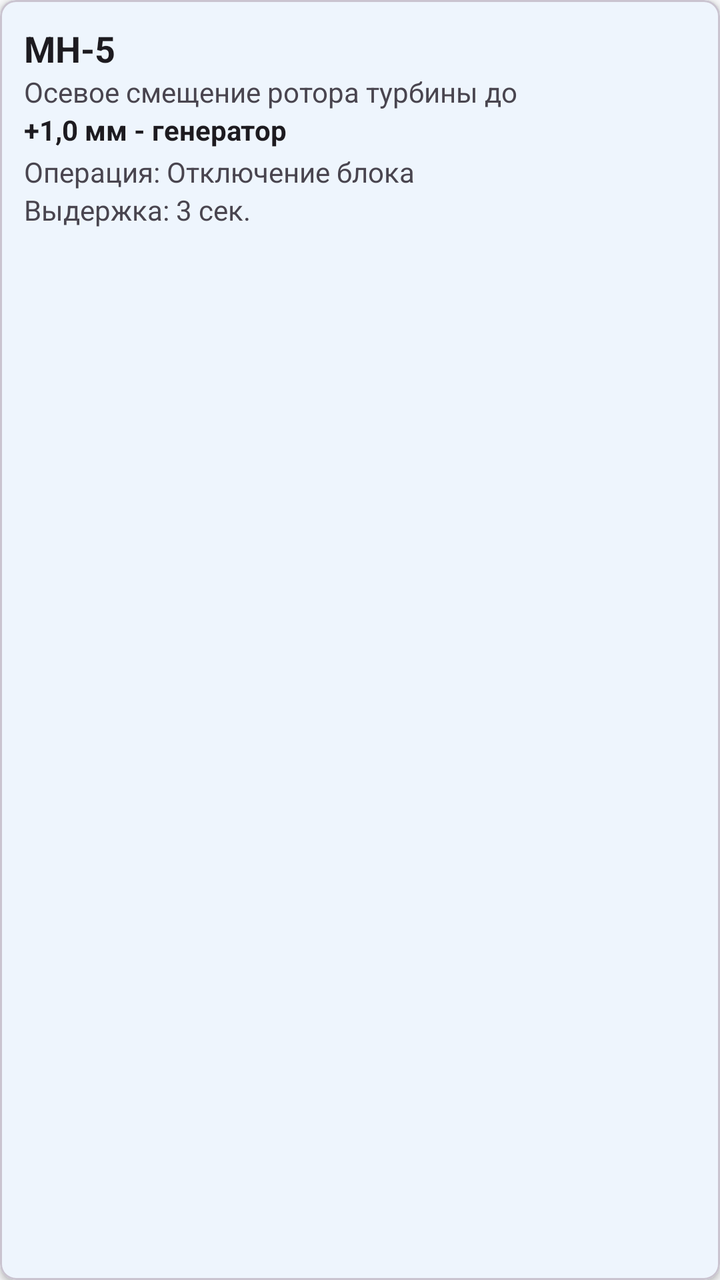
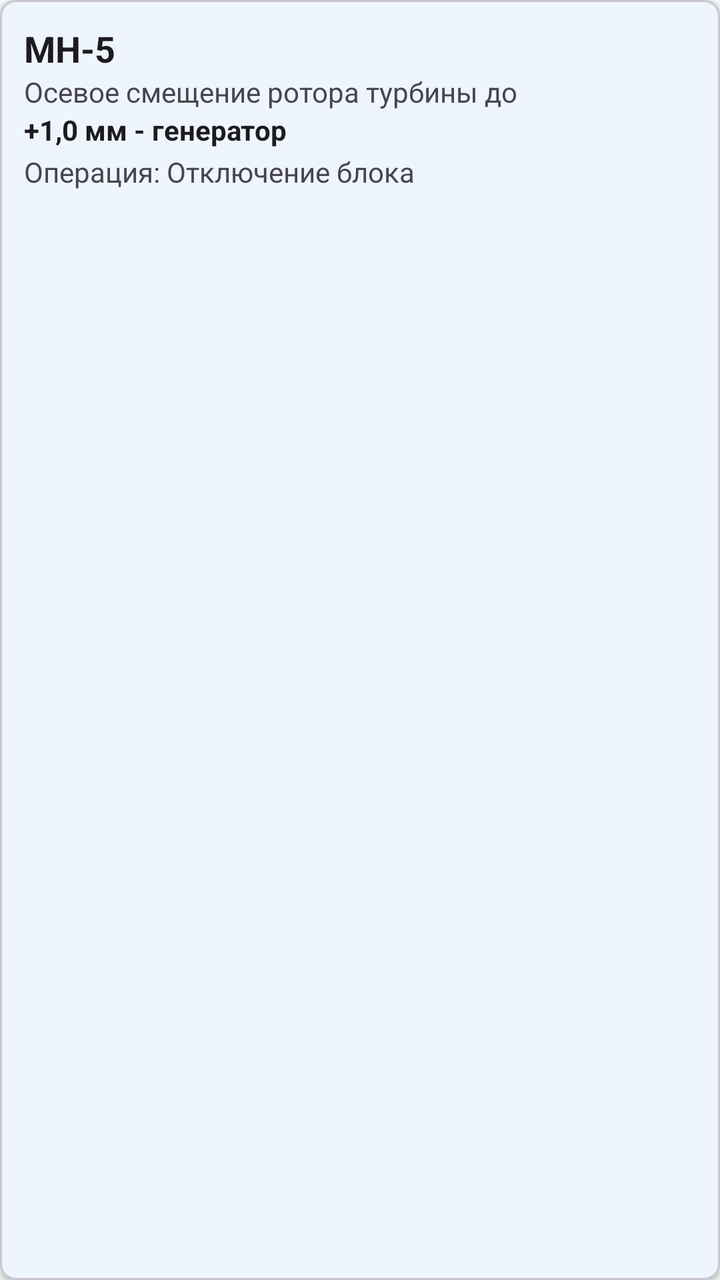

Before-and-after screenshots of an Android layout around one commit, followed by the original layout XML and the change that was made.
<!-- AndroidManifest.xml: application theme Theme.FocusApp -->
<!-- res/layout/item_setpoint.xml -->
<?xml version="1.0" encoding="utf-8"?>
<com.google.android.material.card.MaterialCardView xmlns:android="http://schemas.android.com/apk/res/android"
    xmlns:app="http://schemas.android.com/apk/res-auto"
    android:layout_width="match_parent"
    android:layout_height="wrap_content"
    android:layout_marginStart="8dp"
    android:layout_marginEnd="8dp"
    android:layout_marginBottom="4dp"
    app:cardElevation="2dp"
    app:cardCornerRadius="8dp"
    android:foreground="?android:attr/selectableItemBackground">

    <LinearLayout
        android:layout_width="match_parent"
        android:layout_height="wrap_content"
        android:orientation="vertical"
        android:padding="12dp">

        
        <TextView
            android:id="@+id/tvPositionName"
            android:layout_width="match_parent"
            android:layout_height="wrap_content"
            android:text="МН-5"
            android:textSize="18sp"
            android:textStyle="bold"
            android:textColor="?android:attr/textColorPrimary" />

        
        <TextView
            android:id="@+id/tvName"
            android:layout_width="match_parent"
            android:layout_height="wrap_content"
            android:text="Осевое смещение ротора турбины до"
            android:textSize="14sp"
            android:textColor="?android:attr/textColorSecondary" />

        
        <TextView
            android:id="@+id/tvSetpointValue"
            android:layout_width="match_parent"
            android:layout_height="wrap_content"
            android:text="+1,0 мм - генератор"
            android:textSize="14sp"
            android:textStyle="bold"
            android:textColor="?android:attr/textColorPrimary"
            android:layout_marginBottom="2dp" />

        
        <TextView
            android:id="@+id/tvOperation"
            android:layout_width="match_parent"
            android:layout_height="wrap_content"
            android:text="Операция: Отключение блока"
            android:textSize="14sp"
            android:textColor="?android:attr/textColorSecondary" />

        
        <TextView
            android:id="@+id/tvDelayTime"
            android:layout_width="match_parent"
            android:layout_height="wrap_content"
            android:text="Выдержка: 3 сек."
            android:textSize="14sp"
            android:textColor="?android:attr/textColorSecondary"
            android:layout_marginBottom="4dp" />

        
        <LinearLayout
            android:id="@+id/expandedContent"
            android:layout_width="match_parent"
            android:layout_height="wrap_content"
            android:orientation="vertical"
            android:layout_marginTop="8dp"
            android:paddingTop="8dp"
            android:visibility="gone">

            <View
                android:layout_width="match_parent"
                android:layout_height="1dp"
                android:background="?android:attr/listDivider"
                android:layout_marginBottom="8dp" />

            
            <TextView
                android:id="@+id/tvLocation"
                android:layout_width="match_parent"
                android:layout_height="wrap_content"
                android:text="Расположение: отм. 9,6 м"
                android:textSize="13sp"
                android:textColor="?android:attr/textColorSecondary" />

            
            <TextView
                android:id="@+id/tvEquipmentGroup"
                android:layout_width="match_parent"
                android:layout_height="wrap_content"
                android:text="Группа: #ТУРБИНА"
                android:textSize="13sp"
                android:textColor="?android:attr/textColorSecondary"
                android:layout_marginTop="4dp"
                android:visibility="gone" />

        </LinearLayout>

    </LinearLayout>

</com.google.android.material.card.MaterialCardView>
<!-- resources referenced by this layout -->
<resources>
  <style name="Theme.FocusApp" parent="Theme.Material3.DayNight.NoActionBar">
          
          <item name="colorPrimary">@color/primary</item>
          <item name="colorPrimaryContainer">@color/primary_container</item>
          <item name="colorSecondary">@color/secondary</item>
          <item name="colorTertiary">@color/tertiary</item>
  
          
          <item name="colorOnPrimary">@color/on_primary</item>
          <item name="colorOnSurface">@color/on_surface</item>
          <item name="colorOnSurfaceVariant">@color/on_surface_secondary</item>
  
          
          <item name="colorSurface">@color/surface</item>
          <item name="colorSurfaceVariant">@color/surface_variant</item>
          <item name="android:colorBackground">@color/background</item>
  
          
          <item name="android:statusBarColor">@color/status_bar</item>
  
          
          <item name="android:navigationBarColor">@color/surface</item>
  
          
          <item name="android:forceDarkAllowed" tools:targetApi="q">false</item>
      </style>
  <color name="primary">#1A73E8</color>
  <color name="primary_container">#D2E3FC</color>
  <color name="secondary">#03DAC6</color>
  <color name="tertiary">#FF6B6B</color>
  <color name="on_primary">#FFFFFF</color>
  <color name="on_surface">#202124</color>
  <color name="on_surface_secondary">#5F6368</color>
  <color name="surface">#FFFFFF</color>
  <color name="surface_variant">#F5F5F5</color>
  <color name="background">#F8F9FA</color>
  <color name="status_bar">#FFFFFF</color>
</resources>

<!-- the commit's change to res/layout/item_setpoint.xml (unified diff, before → after) -->
@@ -60,7 +60,6 @@
             android:id="@+id/tvDelayTime"
             android:layout_width="match_parent"
             android:layout_height="wrap_content"
-            android:text="Выдержка: 3 сек."
             android:textSize="14sp"
             android:textColor="?android:attr/textColorSecondary"
             android:layout_marginBottom="4dp" />
